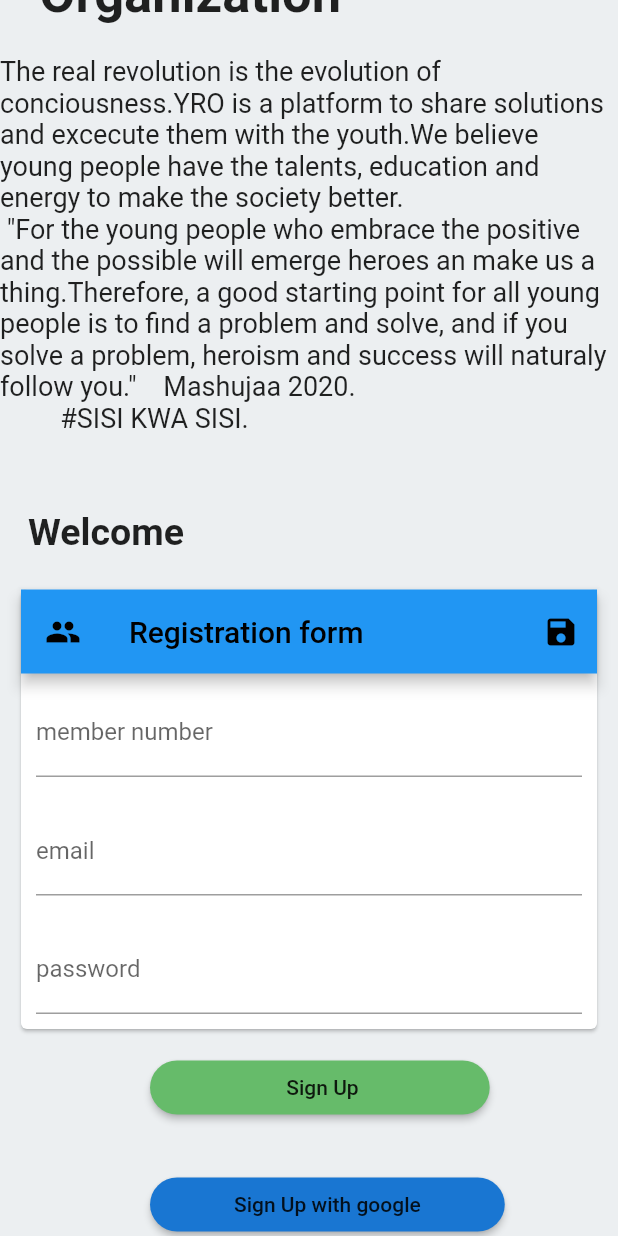
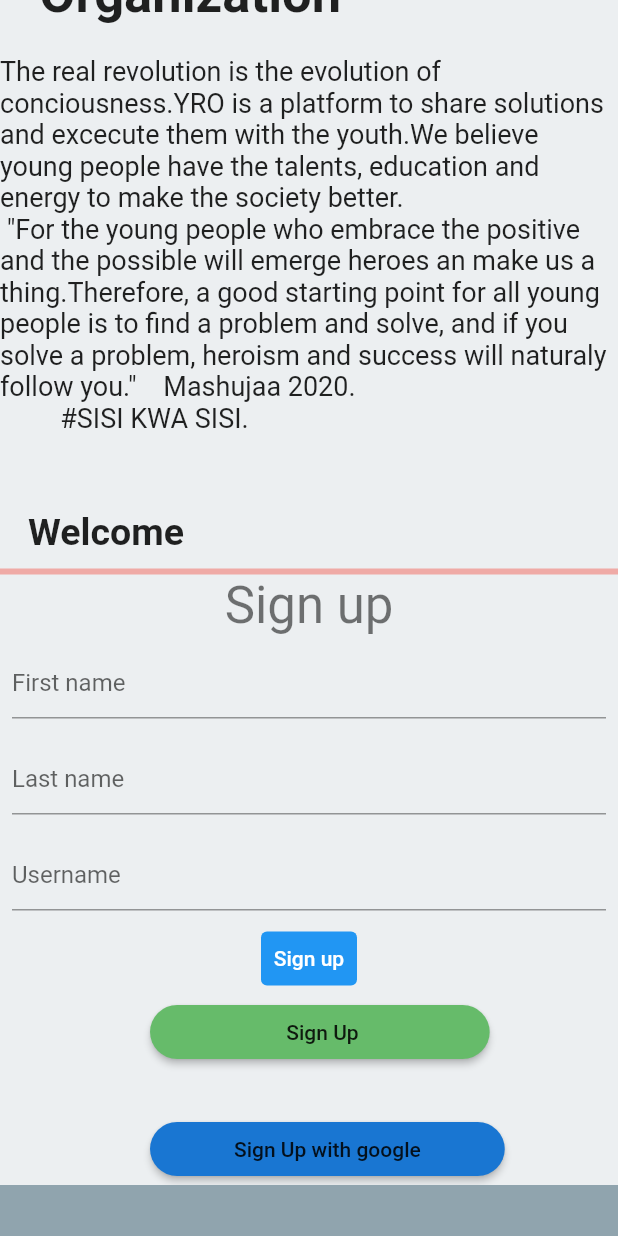
Before and after one commit to collo54/yro-web-app, a Flutter app: the screen it shows after launch, scrolled down 576 dp, on a phone screen of 412 x 824 dp. Run offline on Flutter 3.47's test engine with Material 2 defaults, Android fonts, the phone set to English and light mode, and no system bars; our stand-ins replace carousel_pro, firebase_auth, firebase_core, google_sign_in; accounts and stored records are empty.

Commit message:
restructerd code

```diff
--- a/lib/custom/form_content.dart
+++ b/lib/custom/form_content.dart
@@ -1,4 +1,5 @@
 import 'package:flutter/material.dart';
+import 'package:yro/widgets/new_form.dart';
 import 'package:yro/widgets/old_form.dart';
 import 'package:yro/models/user_model.dart';
 import 'package:yro/services/AuthService.dart';
@@ -26,9 +27,7 @@
             Padding(
               padding: const EdgeInsets.only(top: 10.0, bottom: 1),
               child: Form(
-                child: OldForm(
-                  user: Userre(),
-                ),
+                child: SignUpForm(),
               ),
             ),
             Padding(
--- a/lib/widgets/new_form.dart
+++ b/lib/widgets/new_form.dart
@@ -0,0 +1,152 @@
+import 'package:flutter/material.dart';
+
+class SignUpForm extends StatefulWidget {
+  @override
+  _SignUpFormState createState() => _SignUpFormState();
+}
+
+class _SignUpFormState extends State<SignUpForm> {
+  final _firstNameTextController = TextEditingController();
+  final _lastNameTextController = TextEditingController();
+  final _usernameTextController = TextEditingController();
+
+  double _formProgress = 0;
+
+  void _updateFormProgress() {
+    var progress = 0.0;
+    final controllers = [
+      _firstNameTextController,
+      _lastNameTextController,
+      _usernameTextController
+    ];
+
+    for (final controller in controllers) {
+      if (controller.value.text.isNotEmpty) {
+        progress += 1 / controllers.length;
+      }
+    }
+
+    setState(() {
+      _formProgress = progress;
+    });
+  }
+
+  void _showWelcomeScreen() {
+    Navigator.of(context).pushNamed('/welcome');
+  }
+
+  @override
+  Widget build(BuildContext context) {
+    return Form(
+      onChanged: _updateFormProgress,
+      child: Column(
+        mainAxisSize: MainAxisSize.min,
+        children: [
+          AnimatedProgressIndicator(value: _formProgress),
+          Text('Sign up', style: Theme.of(context).textTheme.headline4),
+          Padding(
+            padding: EdgeInsets.all(8.0),
+            child: TextFormField(
+              controller: _firstNameTextController,
+              decoration: InputDecoration(hintText: 'First name'),
+            ),
+          ),
+          Padding(
+            padding: EdgeInsets.all(8.0),
+            child: TextFormField(
+              controller: _lastNameTextController,
+              decoration: InputDecoration(hintText: 'Last name'),
+            ),
+          ),
+          Padding(
+            padding: EdgeInsets.all(8.0),
+            child: TextFormField(
+              controller: _usernameTextController,
+              decoration: InputDecoration(hintText: 'Username'),
+            ),
+          ),
+          TextButton(
+            style: ButtonStyle(
+              foregroundColor: MaterialStateProperty.resolveWith(
+                  (Set<MaterialState> states) {
+                return states.contains(MaterialState.pressed)
+                    ? null
+                    : Colors.white;
+              }),
+              backgroundColor: MaterialStateProperty.resolveWith(
+                  (Set<MaterialState> states) {
+                return states.contains(MaterialState.pressed)
+                    ? null
+                    : Colors.blue;
+              }),
+            ),
+            onPressed: _formProgress == 1 ? _showWelcomeScreen : null,
+            child: Text('Sign up'),
+          ),
+        ],
+      ),
+    );
+  }
+}
+
+class AnimatedProgressIndicator extends StatefulWidget {
+  final double value;
+
+  AnimatedProgressIndicator({
+    @required this.value,
+  });
+
+  @override
+  State<StatefulWidget> createState() {
+    return _AnimatedProgressIndicatorState();
+  }
+}
+
+class _AnimatedProgressIndicatorState extends State<AnimatedProgressIndicator>
+    with SingleTickerProviderStateMixin {
+  AnimationController _controller;
+  Animation<Color> _colorAnimation;
+  Animation<double> _curveAnimation;
+
+  void initState() {
+    super.initState();
+    _controller = AnimationController(
+        duration: Duration(milliseconds: 1200), vsync: this);
+
+    final colorTween = TweenSequence([
+      TweenSequenceItem(
+        tween: ColorTween(begin: Colors.red, end: Colors.orange),
+        weight: 1,
+      ),
+      TweenSequenceItem(
+        tween: ColorTween(begin: Colors.orange, end: Colors.yellow),
+        weight: 1,
+      ),
+      TweenSequenceItem(
+        tween: ColorTween(begin: Colors.yellow, end: Colors.green),
+        weight: 1,
+      ),
+    ]);
+
+    _colorAnimation = _controller.drive(colorTween);
+    _curveAnimation = _controller.drive(CurveTween(curve: Curves.easeIn));
+  }
+
+  @override
+  void didUpdateWidget(oldWidget) {
+    super.didUpdateWidget(oldWidget);
+    _controller.animateTo(widget.value);
+  }
+
+  @override
+  Widget build(BuildContext context) {
+    return AnimatedBuilder(
+      animation: _controller,
+      builder: (context, child) => LinearProgressIndicator(
+        value: _curveAnimation.value,
+        valueColor: _colorAnimation,
+        backgroundColor: _colorAnimation.value?.withOpacity(0.4),
+      ),
+    );
+  }
+}
```
